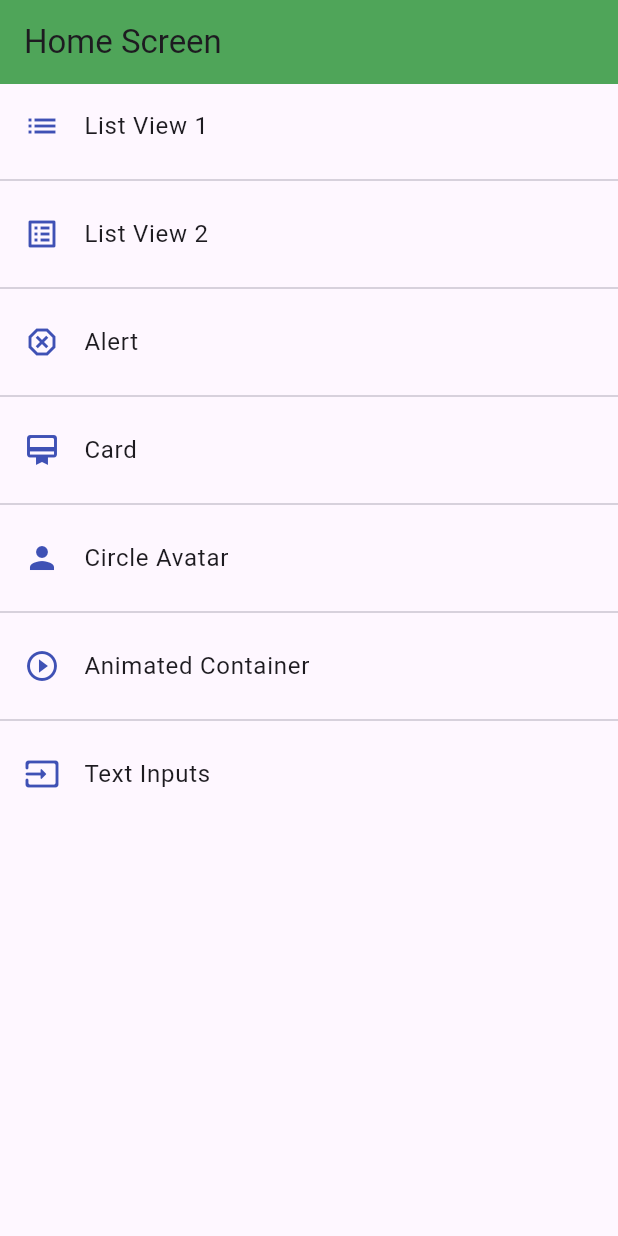
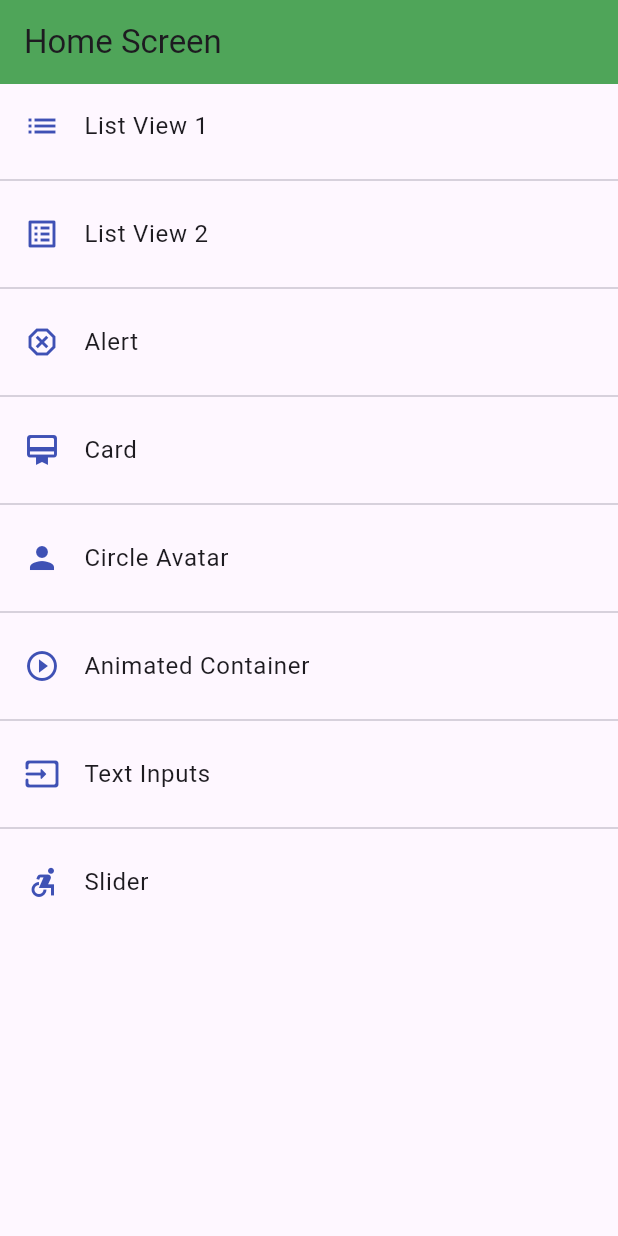
Before and after one commit to luisbenjaminhortalopez/FlutterComponentsApp, a Flutter app: the screen it shows after launch, on a phone screen of 412 x 824 dp. Run offline on Flutter 3.47's test engine with Material 3 defaults, Android fonts, the phone set to English and light mode, and no system bars.

Commit message:
Se creó la pantalla de slider

```diff
--- a/lib/router/app_routes.dart
+++ b/lib/router/app_routes.dart
@@ -43,6 +43,11 @@ class AppRoutes {
         icon: Icons.input_rounded,
         name: 'Text Inputs',
         screen: const InputScreen()),
+         MenuOption(
+        route: 'slider',
+        icon: Icons.accessible_forward_sharp,
+        name: 'Slider',
+        screen: const SliderScreen()),
   ];
 
 
--- a/lib/screens/animated_screen.dart
+++ b/lib/screens/animated_screen.dart
@@ -24,7 +24,7 @@ class _AnimatedScreenState extends State<AnimatedScreen> {
      random.nextInt(255),
       random.nextInt(255),
       1);
-    _borderRadius = BorderRadius.circular( random.nextInt(100).toDouble() + 100);
+    _borderRadius = BorderRadius.circular( random.nextInt(60).toDouble() + 100);
     setState(() {
 
     });
--- a/lib/screens/screens.dart
+++ b/lib/screens/screens.dart
@@ -6,3 +6,4 @@ export 'package:flcomponents/screens/home_screen.dart';
 export 'package:flcomponents/screens/inputs_screen.dart';
 export 'package:flcomponents/screens/listview1_screen.dart';
 export 'package:flcomponents/screens/listview2_screen.dart';
+export 'package:flcomponents/screens/slider_sceen.dart';
```
Also changed, not shown: lib/screens/slider_sceen.dart (added, +94 -0 lines).
